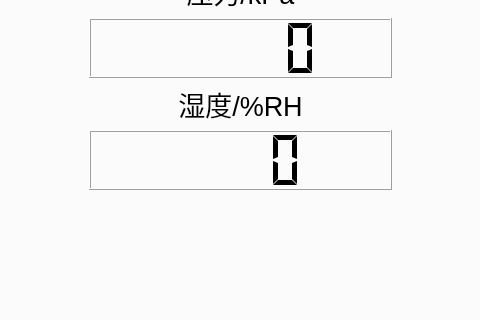
The window that FBGsensor/fbgsensor.ui (gao5254/FBGsensor) describes before a commit, drawn with Qt 5; both pictures show x 110 to 590 and y 170 to 490 of the 884 by 717 pixel window.
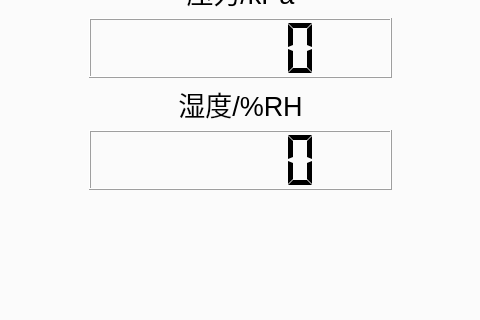
The same window after the commit. Custom widgets are drawn as their Qt base class.

Diff of the .ui file:
```diff
--- a/FBGsensor/fbgsensor.ui
+++ b/FBGsensor/fbgsensor.ui
@@ -128,7 +128,7 @@
                </size>
               </property>
               <property name="digitCount">
-               <number>4</number>
+               <number>5</number>
               </property>
               <property name="segmentStyle">
                <enum>QLCDNumber::Flat</enum>
```
